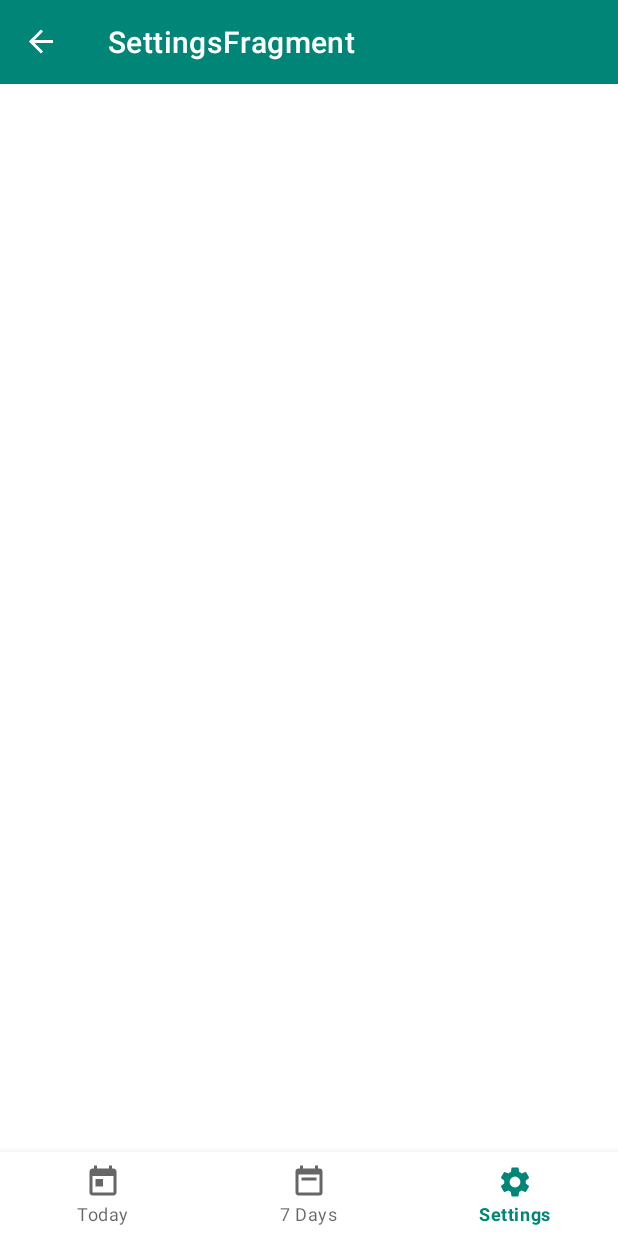
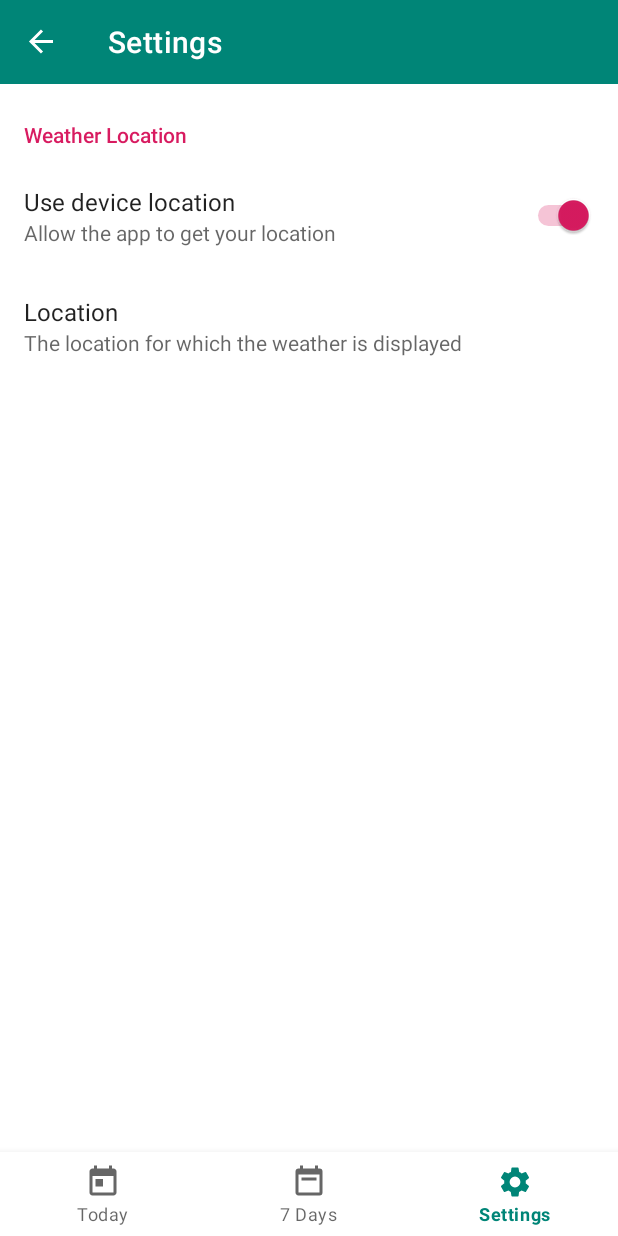
Before and after one commit to vadimkhadgar/WeatherForecast, an Android app: the screen it shows after launch (MainActivity), item 3 of the bottom bar chosen, on a phone screen of 412 x 824 dp. Run offline under Robolectric (Android 15) with nearby library versions, the phone set to English and light mode, and no system bars; our stand-ins replace androidx.preference, navigation-ui; libraries missing offline, so code that uses them is left out: com.jakewharton.threetenabp, org.kodein.di; pictures from the network do not load; 4 statements that could not run were skipped.

Commit message:
Created settings(preferences)

```diff
--- a/app/src/main/java/com/vadimbliashuk/myapplication/ForecastApplication.kt
+++ b/app/src/main/java/com/vadimbliashuk/myapplication/ForecastApplication.kt
@@ -1,6 +1,7 @@
 package com.vadimbliashuk.myapplication
 
 import android.app.Application
+import androidx.preference.PreferenceManager
 import com.jakewharton.threetenabp.AndroidThreeTen
 import com.vadimbliashuk.myapplication.data.db.ForecastDatabase
 import com.vadimbliashuk.myapplication.data.network.*
@@ -31,6 +32,7 @@ class ForecastApplication: Application(), KodeinAware {
     override fun onCreate() {
         super.onCreate()
         AndroidThreeTen.init(this)
+        PreferenceManager.setDefaultValues(this, R.xml.preferences, false)
     }
 
 }
--- a/app/src/main/java/com/vadimbliashuk/myapplication/ui/settings/SettingsFragment.kt
+++ b/app/src/main/java/com/vadimbliashuk/myapplication/ui/settings/SettingsFragment.kt
@@ -1,7 +1,20 @@
 package com.vadimbliashuk.myapplication.ui.settings
 
+import android.os.Bundle
+import androidx.appcompat.app.AppCompatActivity
 import androidx.fragment.app.Fragment
+import androidx.preference.PreferenceFragmentCompat
+import com.vadimbliashuk.myapplication.R
 
-class SettingsFragment : Fragment() {
+class SettingsFragment : PreferenceFragmentCompat() {
+    override fun onCreatePreferences(savedInstanceState: Bundle?, rootKey: String?) {
+        addPreferencesFromResource(R.xml.preferences)
+    }
+
+    override fun onActivityCreated(savedInstanceState: Bundle?) {
+        super.onActivityCreated(savedInstanceState)
+        (activity as? AppCompatActivity)?.supportActionBar?.title = "Settings"
+        (activity as? AppCompatActivity)?.supportActionBar?.subtitle = null
+    }
 
 }
--- /dev/null
+++ b/app/src/main/res/xml/preferences.xml
@@ -0,0 +1,23 @@
+<?xml version="1.0" encoding="utf-8"?>
+<PreferenceScreen xmlns:app="http://schemas.android.com/apk/res-auto"
+    xmlns:android="http://schemas.android.com/apk/res/android">
+    <PreferenceCategory
+        android:title="Weather Location"
+        app:iconSpaceReserved="false">
+        <SwitchPreference
+            app:iconSpaceReserved="false"
+            android:defaultValue="true"
+            android:disableDependentsState="true"
+            android:key="USE_DEVICE_LOCATION"
+            android:summary="Allow the app to get your location"
+            android:title="Use device location" />
+
+        <EditTextPreference
+            app:iconSpaceReserved="false"
+            android:defaultValue="Brest"
+            android:dependency="USE_DEVICE_LOCATION"
+            android:key="CUSTOM_LOCATION"
+            android:summary="The location for which the weather is displayed"
+            android:title="Location" />
+    </PreferenceCategory>
+</PreferenceScreen>
```
